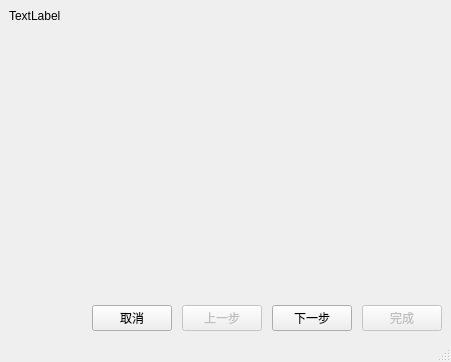
The window that experiment/src/choiceguide.ui (creeper12356/guide_software) describes before a commit, drawn with Qt 5.
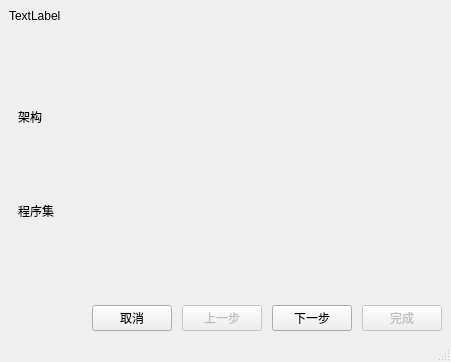
The same window after the commit. The open tabs and pages were chosen to show the change. Icons and pictures are not drawn.

Commit message: something went wrong

```diff
--- a/experiment/src/choiceguide.ui
+++ b/experiment/src/choiceguide.ui
@@ -33,7 +33,7 @@
     <normaloff>:/img/conf_icon.png</normaloff>:/img/conf_icon.png</iconset>
   </property>
   <widget class="QWidget" name="centralwidget">
-   <layout class="QVBoxLayout" name="verticalLayout">
+   <layout class="QVBoxLayout" name="verticalLayout_7">
     <item>
      <widget class="QLabel" name="info_label">
       <property name="text">
@@ -44,47 +44,86 @@
     <item>
      <widget class="QStackedWidget" name="stacked_widget">
       <property name="currentIndex">
-       <number>1</number>
+       <number>0</number>
       </property>
       <widget class="QWidget" name="arch_page">
-       <layout class="QVBoxLayout" name="verticalLayout_2">
+       <layout class="QVBoxLayout" name="verticalLayout_3" stretch="1,1">
+        <item>
+         <layout class="QVBoxLayout" name="verticalLayout">
+          <item>
+           <widget class="QLabel" name="label_3">
+            <property name="sizePolicy">
+             <sizepolicy hsizetype="Fixed" vsizetype="Fixed">
+              <horstretch>0</horstretch>
+              <verstretch>0</verstretch>
+             </sizepolicy>
+            </property>
+            <property name="text">
+             <string>架构</string>
+            </property>
+           </widget>
+          </item>
         <item>
          <layout class="QGridLayout" name="arch_grid">
+            <property name="sizeConstraint">
+             <enum>QLayout::SetDefaultConstraint</enum>
+            </property>
           <property name="leftMargin">
            <number>30</number>
           </property>
           <property name="topMargin">
-           <number>30</number>
+             <number>0</number>
           </property>
           <property name="rightMargin">
            <number>30</number>
           </property>
           <property name="bottomMargin">
-           <number>30</number>
-          </property>
+             <number>0</number>
+            </property>
+            <property name="horizontalSpacing">
+             <number>20</number>
+            </property>
          </layout>
         </item>
        </layout>
-      </widget>
-      <widget class="QWidget" name="set_page">
-       <layout class="QVBoxLayout" name="verticalLayout_3">
+        </item>
+        <item>
+         <layout class="QVBoxLayout" name="verticalLayout_2">
+          <item>
+           <widget class="QLabel" name="label_4">
+            <property name="sizePolicy">
+             <sizepolicy hsizetype="Fixed" vsizetype="Fixed">
+              <horstretch>0</horstretch>
+              <verstretch>0</verstretch>
+             </sizepolicy>
+            </property>
+            <property name="text">
+             <string>程序集</string>
+            </property>
+           </widget>
+          </item>
         <item>
          <layout class="QGridLayout" name="set_grid">
+            <property name="sizeConstraint">
+             <enum>QLayout::SetDefaultConstraint</enum>
+            </property>
           <property name="leftMargin">
            <number>30</number>
           </property>
           <property name="topMargin">
-           <number>30</number>
+             <number>0</number>
           </property>
           <property name="rightMargin">
            <number>30</number>
           </property>
           <property name="bottomMargin">
-           <number>30</number>
+             <number>0</number>
           </property>
           <property name="horizontalSpacing">
-           <number>100</number>
-          </property>
+             <number>20</number>
+            </property>
+           </layout>
+          </item>
          </layout>
         </item>
        </layout>
@@ -238,10 +277,6 @@
     </item>
    </layout>
    <zorder>stacked_widget</zorder>
-   <zorder>next_button</zorder>
-   <zorder>prev_button</zorder>
-   <zorder>finish_button</zorder>
-   <zorder>cancel_button</zorder>
    <zorder>info_label</zorder>
    <zorder></zorder>
   </widget>
```
Lines whose indentation alone changed are shown as unchanged. The commit also changes 1 other file.
